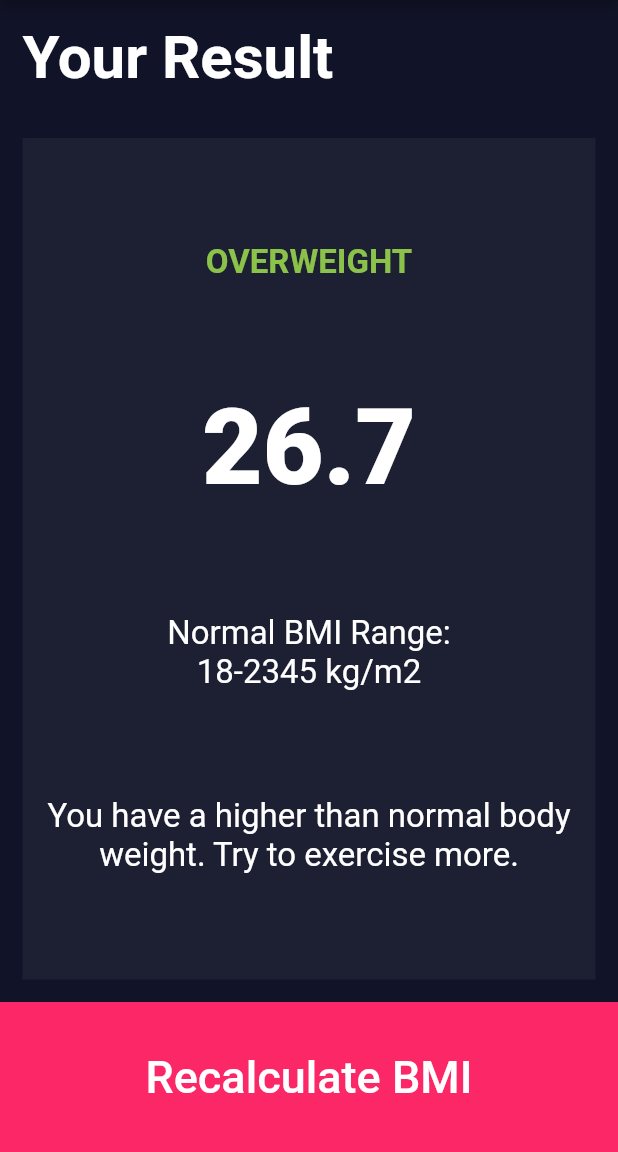
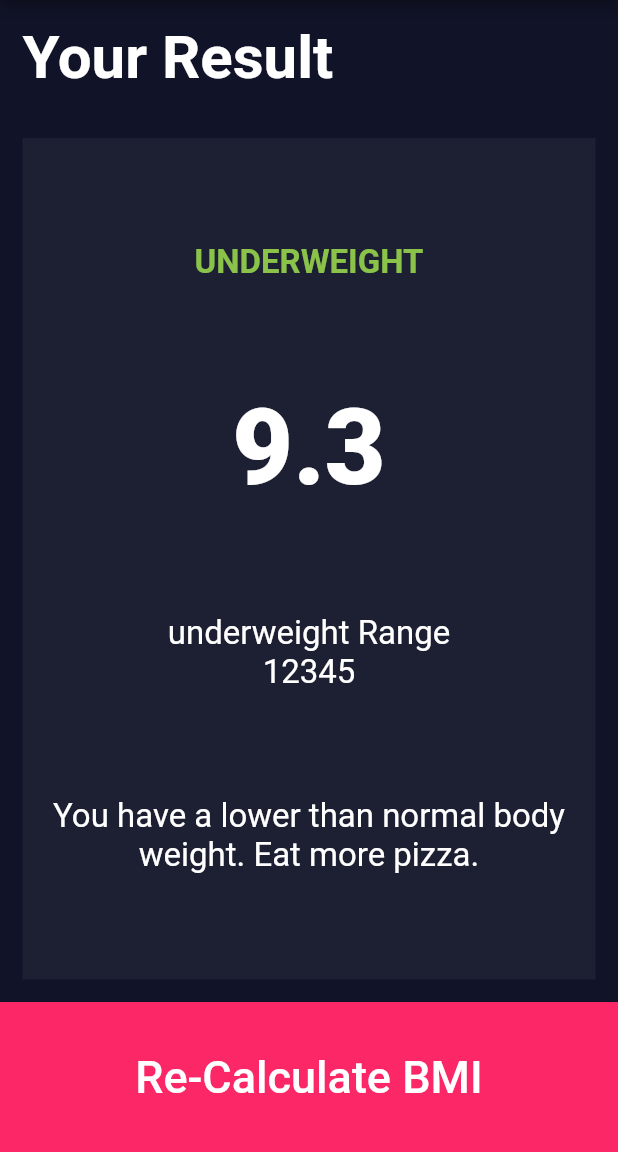
Before and after one commit to divyashivaram/flutter_udemy, a Flutter app: the screen it shows after launch, after a tap on "Calculate BMI", on a phone screen of 412 x 824 dp, the part 84-1236 px from its top. Run offline on Flutter 3.47's test engine with Material 2 defaults, Android fonts, the phone set to English and light mode, and no system bars; our stand-ins replace audioplayers, font_awesome_flutter, rflutter_alert; missing offline and left inert: dart:ffi.

Commit message:
bmi: add functionality

```diff
--- /dev/null
+++ b/bmi_calculator/lib/bmi_calculator.dart
@@ -0,0 +1,38 @@
+import 'dart:math';
+
+class BmiCalculator {
+  double calculateBmi(height, weight) {
+    double bmi = weight / pow(height / 100, 2);
+    return bmi;
+  }
+
+  String bmiResult(bmi) {
+    if (bmi > 25) {
+      return 'Overweight';
+    } else if (bmi > 18.5) {
+      return 'Normal';
+    } else {
+      return 'underweight';
+    }
+  }
+
+  String bmiRange(bmi) {
+    if (bmi > 25) {
+      return 'Overweight Range';
+    } else if (bmi > 18.5) {
+      return 'Normal Range';
+    } else {
+      return 'underweight Range';
+    }
+  }
+
+  String bmiDetailedResult(bmi) {
+    if (bmi > 25) {
+      return 'You have a higher than normal body weight. Try to exercise more.';
+    } else if (bmi > 18.5) {
+      return 'You have a normal body weight. Keep it up.';
+    } else {
+      return 'You have a lower than normal body weight. Eat more pizza.';
+    }
+  }
+}
--- a/bmi_calculator/lib/bottom_button.dart
+++ b/bmi_calculator/lib/components/bottom_button.dart
@@ -1,5 +1,5 @@
 import 'package:flutter/material.dart';
-import 'constants.dart';
+import '../constants.dart';
 
 class BottomButton extends StatelessWidget {
   final callback;
--- a/bmi_calculator/lib/icon_container_content.dart
+++ b/bmi_calculator/lib/components/icon_container_content.dart
@@ -1,6 +1,6 @@
 import 'package:flutter/material.dart';
 
-import 'constants.dart';
+import '../constants.dart';
 
 class IconContainerContent extends StatelessWidget {
   final IconData? icon;
--- a/bmi_calculator/lib/main.dart
+++ b/bmi_calculator/lib/main.dart
@@ -1,5 +1,5 @@
 import 'package:flutter/material.dart';
-import 'input_page.dart';
+import 'screens/input_page.dart';
 
 void main() => runApp(BMICalculator());
 
--- a/bmi_calculator/lib/input_page.dart
+++ b/bmi_calculator/lib/screens/input_page.dart
@@ -1,11 +1,12 @@
-import 'package:bmi_calculator/results.dart';
-import 'package:bmi_calculator/round_icon_button.dart';
+import 'package:bmi_calculator/screens/results.dart';
+import 'package:bmi_calculator/components/round_icon_button.dart';
 import 'package:flutter/material.dart';
 import 'package:font_awesome_flutter/font_awesome_flutter.dart';
-import 'icon_container_content.dart';
-import 'container_box.dart';
-import 'constants.dart';
+import '../components/icon_container_content.dart';
+import '../components/container_box.dart';
+import '../constants.dart';
 import 'results.dart';
+import 'package:bmi_calculator/bmi_calculator.dart';
 
 enum GenderSpecs { Male, Female }
 
@@ -197,10 +198,16 @@ class _InputPageState extends State<InputPage> {
             height: kBottomButtonHeight,
             child: TextButton(
               onPressed: () {
+                BmiCalculator bmicalculator = BmiCalculator();
+                double bmiValue = bmicalculator.calculateBmi(height, weight);
                 Navigator.push(
                   context,
                   MaterialPageRoute(
-                    builder: (context) => Results(),
+                    builder: (context) => Results(
+                        bmicalculator.bmiResult(bmiValue),
+                        bmiValue.toStringAsFixed(1),
+                        bmicalculator.bmiRange(bmiValue),
+                        bmicalculator.bmiDetailedResult(bmiValue)),
                   ),
                 );
               },
--- a/bmi_calculator/lib/results.dart
+++ b/bmi_calculator/lib/screens/results.dart
@@ -1,9 +1,17 @@
 import 'package:flutter/material.dart';
-import 'bottom_button.dart';
-import 'constants.dart';
-import 'container_box.dart';
+import '../components/bottom_button.dart';
+import '../constants.dart';
+import '../components/container_box.dart';
 
 class Results extends StatelessWidget {
+  final String bmiResult;
+  final String bmiValue;
+  final String bmiRangeText;
+
+  final String bmiDetailText;
+
+  Results(this.bmiResult, this.bmiValue, this.bmiRangeText, this.bmiDetailText);
+
   @override
   Widget build(BuildContext context) {
     return Scaffold(
@@ -34,13 +42,13 @@ class Results extends StatelessWidget {
                 children: [
                   Center(
                     child: Text(
-                      'OVERWEIGHT',
+                      bmiResult.toUpperCase(),
                       style: kBmiTitleStyle,
                     ),
                   ),
                   Center(
                     child: Text(
-                      '26.7',
+                      bmiValue,
                       style: kBmiNumStyle,
                     ),
                   ),
@@ -48,13 +56,13 @@ class Results extends StatelessWidget {
                     children: [
                       Center(
                         child: Text(
-                          'Normal BMI Range:',
+                          bmiRangeText,
                           style: kBmidescriptionStyle,
                         ),
                       ),
                       Center(
                         child: Text(
-                          '18-2345 kg/m2',
+                          '12345',
                           style: kBmidescriptionStyle,
                         ),
                       ),
@@ -62,7 +70,7 @@ class Results extends StatelessWidget {
                   ),
                   Center(
                     child: Text(
-                      'You have a higher than normal body weight. Try to exercise more.',
+                      bmiDetailText,
                       style: kBmidescriptionStyle,
                       textAlign: TextAlign.center,
                     ),
@@ -73,7 +81,7 @@ class Results extends StatelessWidget {
           ),
           BottomButton(() {
             Navigator.pop(context);
-          }, 'Recalculate BMI')
+          }, 'Re-Calculate BMI')
         ],
       ),
     );
```
Also changed, not shown: bmi_calculator/lib/components/container_box.dart (renamed from bmi_calculator/lib/container_box.dart), bmi_calculator/lib/components/round_icon_button.dart (renamed from bmi_calculator/lib/round_icon_button.dart).
